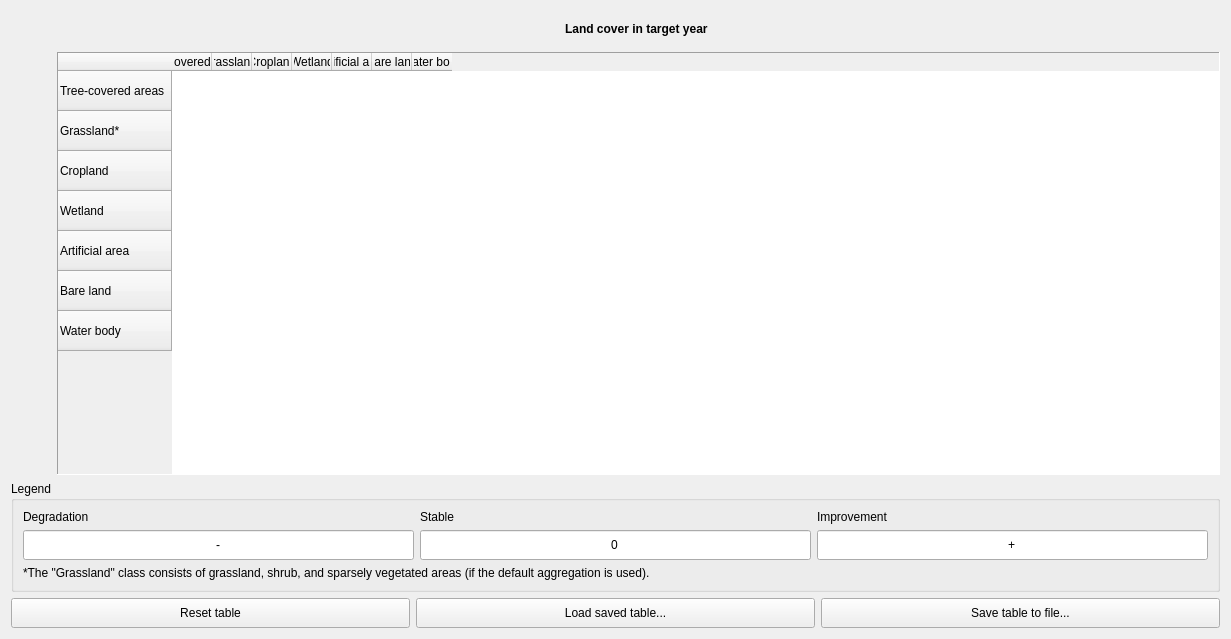
Old version of the form LDMP/gui/WidgetLCDefineDegradation.ui in the repository ConservationInternational/trends.earth.
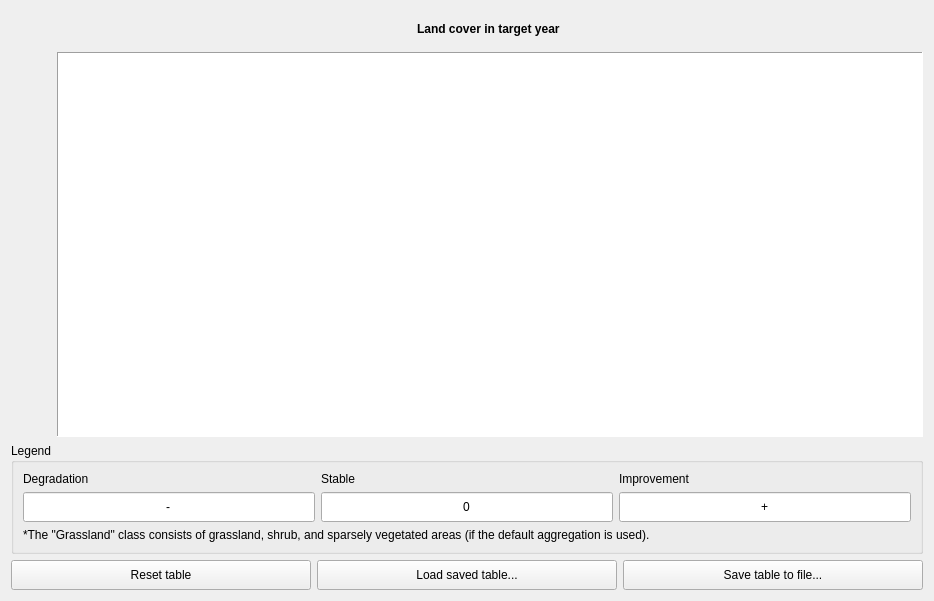
New version of the form.

Commit message: Line breaks on definition table.

```diff
--- a/LDMP/gui/WidgetLCDefineDegradation.ui
+++ b/LDMP/gui/WidgetLCDefineDegradation.ui
@@ -6,8 +6,8 @@
    <rect>
     <x>0</x>
     <y>0</y>
-    <width>1231</width>
-    <height>639</height>
+    <width>934</width>
+    <height>601</height>
    </rect>
   </property>
   <property name="windowTitle">
@@ -15,38 +15,7 @@
   </property>
   <layout class="QVBoxLayout" name="verticalLayout">
    <item>
-    <layout class="QGridLayout" name="lc_trans_table_layout" rowminimumheight="0,0,0">
-     <item row="0" column="1" alignment="Qt::AlignHCenter">
-      <widget class="QLabel" name="label_lc_target_year">
-       <property name="sizePolicy">
-        <sizepolicy hsizetype="Preferred" vsizetype="Minimum">
-         <horstretch>0</horstretch>
-         <verstretch>0</verstretch>
-        </sizepolicy>
-       </property>
-       <property name="minimumSize">
-        <size>
-         <width>0</width>
-         <height>35</height>
-        </size>
-       </property>
-       <property name="maximumSize">
-        <size>
-         <width>16777215</width>
-         <height>35</height>
-        </size>
-       </property>
-       <property name="font">
-        <font>
-         <weight>75</weight>
-         <bold>true</bold>
-        </font>
-       </property>
-       <property name="text">
-        <string>Land cover in target year </string>
-       </property>
-      </widget>
-     </item>
+    <layout class="QGridLayout" name="lc_trans_table_layout">
      <item row="1" column="1">
       <widget class="QTableWidget" name="deg_def_matrix">
        <property name="sizePolicy">
@@ -58,7 +27,7 @@
        <property name="minimumSize">
         <size>
          <width>800</width>
-         <height>325</height>
+         <height>340</height>
         </size>
        </property>
        <property name="autoFillBackground">
@@ -80,10 +49,10 @@
         <enum>Qt::SolidLine</enum>
        </property>
        <property name="rowCount">
-        <number>7</number>
+        <number>0</number>
        </property>
        <property name="columnCount">
-        <number>7</number>
+        <number>0</number>
        </property>
        <attribute name="horizontalHeaderCascadingSectionResizes">
         <bool>true</bool>
@@ -109,394 +78,6 @@
        <attribute name="verticalHeaderStretchLastSection">
         <bool>false</bool>
        </attribute>
-       <row>
-        <property name="text">
-         <string>Tree-covered areas</string>
-        </property>
-       </row>
-       <row>
-        <property name="text">
-         <string>Grassland*</string>
-        </property>
-       </row>
-       <row>
-        <property name="text">
-         <string>Cropland</string>
-        </property>
-       </row>
-       <row>
-        <property name="text">
-         <string>Wetland</string>
-        </property>
-       </row>
-       <row>
-        <property name="text">
-         <string>Artificial area</string>
-        </property>
-       </row>
-       <row>
-        <property name="text">
-         <string>Bare land</string>
-        </property>
-       </row>
-       <row>
-        <property name="text">
-         <string>Water body</string>
-        </property>
-       </row>
-       <column>
-        <property name="text">
-         <string>Tree-covered areas</string>
-        </property>
-       </column>
-       <column>
-        <property name="text">
-         <string>Grassland*</string>
-        </property>
-       </column>
-       <column>
-        <property name="text">
-         <string>Cropland</string>
-        </property>
-       </column>
-       <column>
-        <property name="text">
-         <string>Wetland</string>
-        </property>
-       </column>
-       <column>
-        <property name="text">
-         <string>Artificial area</string>
-        </property>
-       </column>
-       <column>
-        <property name="text">
-         <string>Bare land</string>
-        </property>
-       </column>
-       <column>
-        <property name="text">
-         <string>Water body</string>
-        </property>
-       </column>
-       <item row="0" column="0">
-        <property name="text">
-         <string/>
-        </property>
-        <property name="textAlignment">
-         <set>AlignHCenter|AlignVCenter|AlignCenter</set>
-        </property>
-       </item>
-       <item row="0" column="1">
-        <property name="text">
-         <string/>
-        </property>
-        <property name="textAlignment">
-         <set>AlignHCenter|AlignVCenter|AlignCenter</set>
-        </property>
-       </item>
-       <item row="0" column="2">
-        <property name="text">
-         <string/>
-        </property>
-        <property name="textAlignment">
-         <set>AlignHCenter|AlignVCenter|AlignCenter</set>
-        </property>
-       </item>
-       <item row="0" column="3">
-        <property name="text">
-         <string/>
-        </property>
-        <property name="textAlignment">
-         <set>AlignHCenter|AlignVCenter|AlignCenter</set>
-        </property>
-       </item>
-       <item row="0" column="4">
-        <property name="text">
-         <string/>
-        </property>
-        <property name="textAlignment">
-         <set>AlignHCenter|AlignVCenter|AlignCenter</set>
-        </property>
-       </item>
-       <item row="0" column="5">
-        <property name="text">
-         <string/>
-        </property>
-        <property name="textAlignment">
-         <set>AlignHCenter|AlignVCenter|AlignCenter</set>
-        </property>
-       </item>
-       <item row="0" column="6">
-        <property name="text">
-         <string/>
-        </property>
-       </item>
-       <item row="1" column="0">
-        <property name="text">
-         <string/>
-        </property>
-        <property name="textAlignment">
-         <set>AlignHCenter|AlignVCenter|AlignCenter</set>
-        </property>
-       </item>
-       <item row="1" column="1">
-        <property name="text">
-         <string/>
-        </property>
-        <property name="textAlignment">
-         <set>AlignHCenter|AlignVCenter|AlignCenter</set>
-        </property>
-       </item>
-       <item row="1" column="2">
-        <property name="text">
-         <string/>
-        </property>
-        <property name="textAlignment">
-         <set>AlignHCenter|AlignVCenter|AlignCenter</set>
-        </property>
-       </item>
-       <item row="1" column="3">
-        <property name="text">
-         <string/>
-        </property>
-        <property name="textAlignment">
-         <set>AlignHCenter|AlignVCenter|AlignCenter</set>
-        </property>
-       </item>
-       <item row="1" column="4">
-        <property name="text">
-         <string/>
-        </property>
-        <property name="textAlignment">
-         <set>AlignHCenter|AlignVCenter|AlignCenter</set>
-        </property>
-       </item>
-       <item row="1" column="5">
-        <property name="text">
-         <string/>
-        </property>
-        <property name="textAlignment">
-         <set>AlignHCenter|AlignVCenter|AlignCenter</set>
-        </property>
-       </item>
-       <item row="1" column="6">
-        <property name="text">
-         <string/>
-        </property>
-       </item>
-       <item row="2" column="0">
-        <property name="text">
-         <string/>
-        </property>
-        <property name="textAlignment">
-         <set>AlignHCenter|AlignVCenter|AlignCenter</set>
-        </property>
-       </item>
-       <item row="2" column="1">
-        <property name="text">
-         <string/>
-        </property>
-        <property name="textAlignment">
-         <set>AlignHCenter|AlignVCenter|AlignCenter</set>
-        </property>
-       </item>
-       <item row="2" column="2">
-        <property name="text">
-         <string/>
-        </property>
-        <property name="textAlignment">
-         <set>AlignHCenter|AlignVCenter|AlignCenter</set>
-        </property>
-       </item>
-       <item row="2" column="3">
-        <property name="text">
-         <string/>
-        </property>
-        <property name="textAlignment">
-         <set>AlignHCenter|AlignVCenter|AlignCenter</set>
-        </property>
-       </item>
-       <item row="2" column="4">
-        <property name="text">
-         <string/>
-        </property>
-        <property name="textAlignment">
-         <set>AlignHCenter|AlignVCenter|AlignCenter</set>
-        </property>
-       </item>
-       <item row="2" column="5">
-        <property name="text">
-         <string/>
-        </property>
-        <property name="textAlignment">
-         <set>AlignHCenter|AlignVCenter|AlignCenter</set>
-        </property>
-       </item>
-       <item row="2" column="6">
-        <property name="text">
-         <string/>
-        </property>
-       </item>
-       <item row="3" column="0">
-        <property name="text">
-         <string/>
-        </property>
-        <property name="textAlignment">
-         <set>AlignHCenter|AlignVCenter|AlignCenter</set>
-        </property>
-       </item>
-       <item row="3" column="1">
-        <property name="text">
-         <string/>
-        </property>
-        <property name="textAlignment">
-         <set>AlignHCenter|AlignVCenter|AlignCenter</set>
-        </property>
-       </item>
-       <item row="3" column="2">
-        <property name="text">
-         <string/>
-        </property>
-        <property name="textAlignment">
-         <set>AlignHCenter|AlignVCenter|AlignCenter</set>
-        </property>
-       </item>
-       <item row="3" column="3">
-        <property name="text">
-         <string/>
-        </property>
-        <property name="textAlignment">
-         <set>AlignHCenter|AlignVCenter|AlignCenter</set>
-        </property>
-       </item>
-       <item row="3" column="4">
-        <property name="text">
-         <string/>
-        </property>
-        <property name="textAlignment">
-         <set>AlignHCenter|AlignVCenter|AlignCenter</set>
-        </property>
-       </item>
-       <item row="3" column="5">
-        <property name="text">
-         <string/>
-        </property>
-        <property name="textAlignment">
-         <set>AlignHCenter|AlignVCenter|AlignCenter</set>
-        </property>
-       </item>
-       <item row="3" column="6">
-        <property name="text">
-         <string/>
-        </property>
-       </item>
-       <item row="4" column="0">
-        <property name="text">
-         <string/>
-        </property>
-        <property name="textAlignment">
-         <set>AlignHCenter|AlignVCenter|AlignCenter</set>
-        </property>
-       </item>
-       <item row="4" column="1">
-        <property name="text">
-         <string/>
-        </property>
-        <property name="textAlignment">
-         <set>AlignHCenter|AlignVCenter|AlignCenter</set>
-        </property>
-       </item>
-       <item row="4" column="2">
-        <property name="text">
-         <string/>
-        </property>
-        <property name="textAlignment">
-         <set>AlignHCenter|AlignVCenter|AlignCenter</set>
-        </property>
-       </item>
-       <item row="4" column="3">
-        <property name="text">
-         <string/>
-        </property>
-        <property name="textAlignment">
-         <set>AlignHCenter|AlignVCenter|AlignCenter</set>
-        </property>
-       </item>
-       <item row="4" column="4">
-        <property name="text">
-         <string/>
-        </property>
-        <property name="textAlignment">
-         <set>AlignHCenter|AlignVCenter|AlignCenter</set>
-        </property>
-       </item>
-       <item row="4" column="5">
-        <property name="text">
-         <string/>
-        </property>
-        <property name="textAlignment">
-         <set>AlignHCenter|AlignVCenter|AlignCenter</set>
-        </property>
-       </item>
-       <item row="4" column="6">
-        <property name="text">
-         <string/>
-        </property>
-       </item>
-       <item row="5" column="0">
-        <property name="text">
-         <string/>
-        </property>
-        <property name="textAlignment">
-         <set>AlignHCenter|AlignVCenter|AlignCenter</set>
-        </property>
-       </item>
-       <item row="5" column="1">
-        <property name="text">
-         <string/>
-        </property>
-        <property name="textAlignment">
-         <set>AlignHCenter|AlignVCenter|AlignCenter</set>
-        </property>
-       </item>
-       <item row="5" column="2">
-        <property name="text">
-         <string/>
-        </property>
-        <property name="textAlignment">
-         <set>AlignHCenter|AlignVCenter|AlignCenter</set>
-        </property>
-       </item>
-       <item row="5" column="3">
-        <property name="text">
-         <string/>
-        </property>
-        <property name="textAlignment">
-         <set>AlignHCenter|AlignVCenter|AlignCenter</set>
-        </property>
-       </item>
-       <item row="5" column="4">
-        <property name="text">
-         <string/>
-        </property>
-        <property name="textAlignment">
-         <set>AlignHCenter|AlignVCenter|AlignCenter</set>
-        </property>
-       </item>
-       <item row="5" column="5">
-        <property name="text">
-         <string/>
-        </property>
-        <property name="textAlignment">
-         <set>AlignHCenter|AlignVCenter|AlignCenter</set>
-        </property>
-       </item>
-       <item row="5" column="6">
-        <property name="text">
-         <string/>
-        </property>
-       </item>
       </widget>
      </item>
      <item row="0" column="0">
@@ -515,6 +96,37 @@
        </property>
       </spacer>
      </item>
+     <item row="0" column="1" alignment="Qt::AlignHCenter">
+      <widget class="QLabel" name="label_lc_target_year">
+       <property name="sizePolicy">
+        <sizepolicy hsizetype="Preferred" vsizetype="Minimum">
+         <horstretch>0</horstretch>
+         <verstretch>0</verstretch>
+        </sizepolicy>
+       </property>
+       <property name="minimumSize">
+        <size>
+         <width>0</width>
+         <height>35</height>
+        </size>
+       </property>
+       <property name="maximumSize">
+        <size>
+         <width>16777215</width>
+         <height>35</height>
+        </size>
+       </property>
+       <property name="font">
+        <font>
+         <weight>75</weight>
+         <bold>true</bold>
+        </font>
+       </property>
+       <property name="text">
+        <string>Land cover in target year </string>
+       </property>
+      </widget>
+     </item>
      <item row="2" column="0" colspan="2">
       <widget class="QGroupBox" name="groupBox_2">
        <property name="title">
```
Left out of the diff: 26 changed lines with no effect on the pictures. The commit also changes 1 other file.
